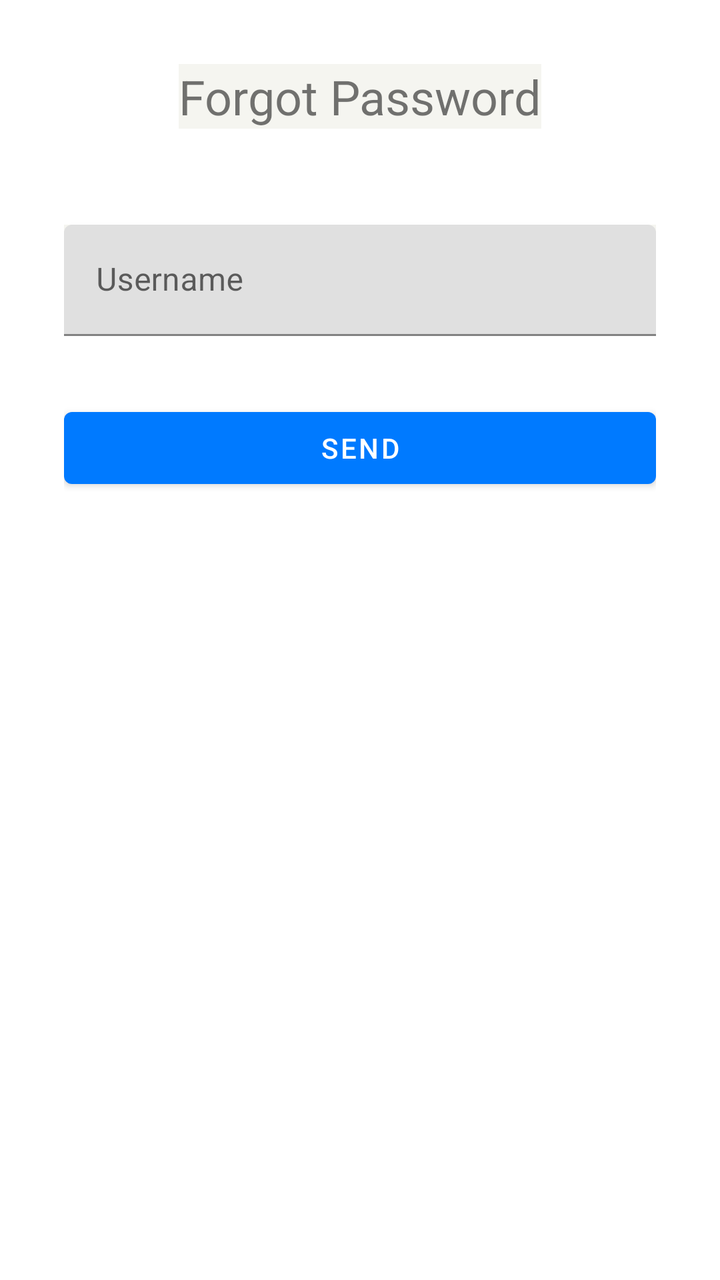
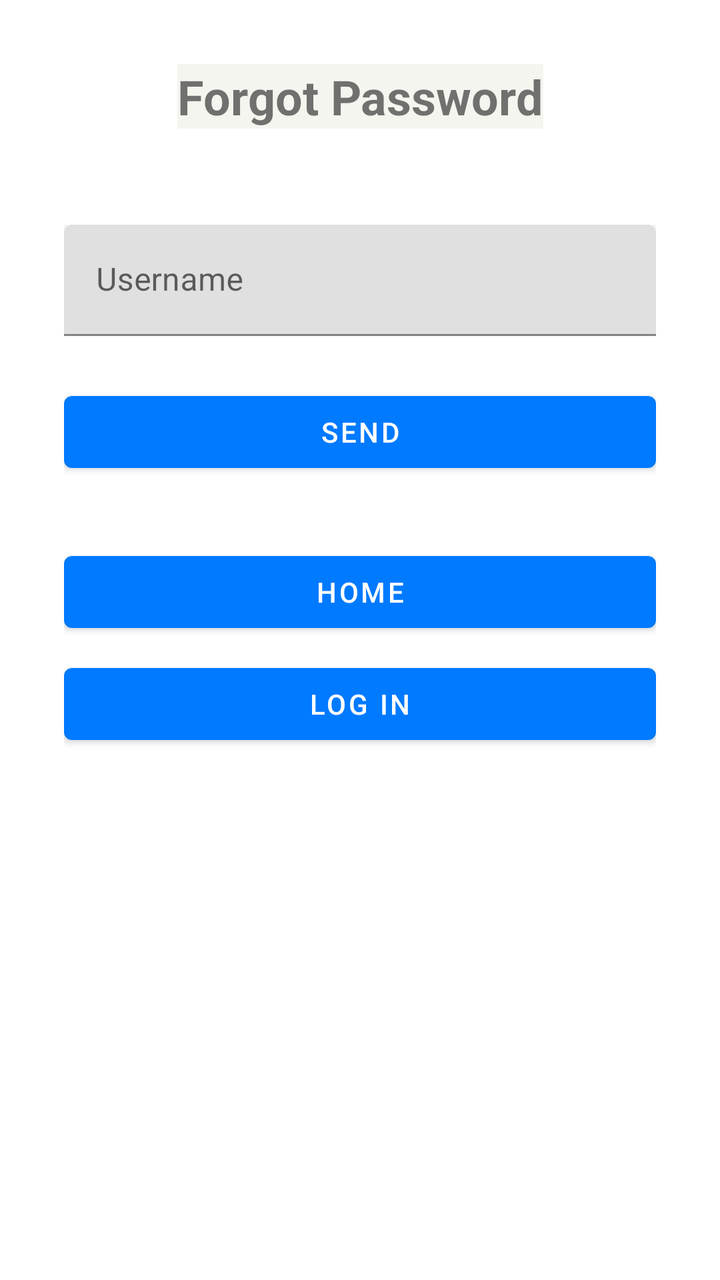

The first picture is an Android layout as it rendered before a commit; the second is the same layout after the commit. The layout source and the unified diff follow.
<!-- AndroidManifest.xml: application theme Theme.HarmonieBudgetAppKt -->
<!-- res/layout/activity_forgot_password.xml -->
<?xml version="1.0" encoding="utf-8"?>
<androidx.constraintlayout.widget.ConstraintLayout
    xmlns:android="http://schemas.android.com/apk/res/android"
    xmlns:app="http://schemas.android.com/apk/res-auto"
    android:layout_width="match_parent"
    android:layout_height="match_parent"
    android:padding="32dp"
    android:background="@color/white">

    <TextView
        android:id="@+id/tv_forgot_title"
        android:layout_width="wrap_content"
        android:layout_height="wrap_content"
        android:text="@string/forgot_password_title"
        android:textSize="24sp"
        app:layout_constraintTop_toTopOf="parent"
        app:layout_constraintStart_toStartOf="parent"
        app:layout_constraintEnd_toEndOf="parent" />

    <com.google.android.material.textfield.TextInputLayout
        android:id="@+id/til_username"
        android:layout_width="0dp"
        android:layout_height="wrap_content"
        android:layout_marginTop="48dp"
        app:layout_constraintTop_toBottomOf="@id/tv_forgot_title"
        app:layout_constraintStart_toStartOf="parent"
        app:layout_constraintEnd_toEndOf="parent">

        <com.google.android.material.textfield.TextInputEditText
            android:id="@+id/et_username"
            android:layout_width="match_parent"
            android:layout_height="wrap_content"
            android:hint="@string/username_hint"
            android:inputType="text" />
    </com.google.android.material.textfield.TextInputLayout>

    <Button
        android:id="@+id/btn_send"
        android:layout_width="0dp"
        android:layout_height="wrap_content"
        android:text="@string/send_button"
        android:layout_marginTop="32dp"
        app:layout_constraintTop_toBottomOf="@id/til_username"
        app:layout_constraintStart_toStartOf="parent"
        app:layout_constraintEnd_toEndOf="parent" />

</androidx.constraintlayout.widget.ConstraintLayout>
<!-- resources referenced by this layout -->
<resources>
  <color name="white">#FFFFFFFF</color>
  <string name="forgot_password_title">Forgot Password</string>
  <string name="send_button">Send</string>
  <string name="username_hint">Username</string>
  <style name="Theme.HarmonieBudgetAppKt" parent="Theme.MaterialComponents.DayNight.NoActionBar">
          <item name="colorPrimary">#007AFF</item>
          <item name="colorPrimaryVariant">#007AFF</item>
          <item name="colorOnPrimary">#FFFFFF</item>
          <item name="colorSecondary">#34C759</item>
          <item name="colorOnSecondary">#FFFFFF</item>
          <item name="android:statusBarColor">#F5F5F0</item>
          <item name="android:windowLightStatusBar">true</item>
          <item name="android:background">#F5F5F0</item>
      </style>
</resources>

<!-- the commit's change to res/layout/activity_forgot_password.xml (unified diff, before → after) -->
@@ -7,16 +7,19 @@
     android:padding="32dp"
     android:background="@color/white">
 
+    
     <TextView
         android:id="@+id/tv_forgot_title"
         android:layout_width="wrap_content"
         android:layout_height="wrap_content"
         android:text="@string/forgot_password_title"
         android:textSize="24sp"
+        android:textStyle="bold"
         app:layout_constraintTop_toTopOf="parent"
         app:layout_constraintStart_toStartOf="parent"
         app:layout_constraintEnd_toEndOf="parent" />
 
+    
     <com.google.android.material.textfield.TextInputLayout
         android:id="@+id/til_username"
         android:layout_width="0dp"
@@ -30,18 +33,86 @@
             android:id="@+id/et_username"
             android:layout_width="match_parent"
             android:layout_height="wrap_content"
-            android:hint="@string/username_hint"
-            android:inputType="text" />
+            android:hint="@string/username_hint" />
     </com.google.android.material.textfield.TextInputLayout>
 
+    
     <Button
         android:id="@+id/btn_send"
         android:layout_width="0dp"
         android:layout_height="wrap_content"
         android:text="@string/send_button"
-        android:layout_marginTop="32dp"
+        android:layout_marginTop="24dp"
         app:layout_constraintTop_toBottomOf="@id/til_username"
         app:layout_constraintStart_toStartOf="parent"
         app:layout_constraintEnd_toEndOf="parent" />
 
+    
+    <LinearLayout
+        android:id="@+id/layout_new_password"
+        android:layout_width="0dp"
+        android:layout_height="wrap_content"
+        android:orientation="vertical"
+        android:visibility="gone"
+        android:layout_marginTop="32dp"
+        app:layout_constraintTop_toBottomOf="@id/btn_send"
+        app:layout_constraintStart_toStartOf="parent"
+        app:layout_constraintEnd_toEndOf="parent">
+
+        <com.google.android.material.textfield.TextInputLayout
+            android:id="@+id/til_new_password"
+            android:layout_width="match_parent"
+            android:layout_height="wrap_content">
+
+            <com.google.android.material.textfield.TextInputEditText
+                android:id="@+id/et_new_password"
+                android:layout_width="match_parent"
+                android:layout_height="wrap_content"
+                android:hint="@string/password_hint"
+                android:inputType="textPassword" />
+        </com.google.android.material.textfield.TextInputLayout>
+
+        <com.google.android.material.textfield.TextInputLayout
+            android:id="@+id/til_confirm_new_password"
+            android:layout_width="match_parent"
+            android:layout_height="wrap_content"
+            android:layout_marginTop="16dp">
+
+            <com.google.android.material.textfield.TextInputEditText
+                android:id="@+id/et_confirm_new_password"
+                android:layout_width="match_parent"
+                android:layout_height="wrap_content"
+                android:hint="@string/confirm_password_hint"
+                android:inputType="textPassword" />
+        </com.google.android.material.textfield.TextInputLayout>
+
+        <Button
+            android:id="@+id/btn_change_password"
+            android:layout_width="match_parent"
+            android:layout_height="wrap_content"
+            android:text="Change Password"
+            android:layout_marginTop="24dp" />
+    </LinearLayout>
+
+    
+    <Button
+        android:id="@+id/btn_home"
+        android:layout_width="0dp"
+        android:layout_height="wrap_content"
+        android:text="@string/home_button"
+        android:layout_marginTop="32dp"
+        app:layout_constraintTop_toBottomOf="@id/layout_new_password"
+        app:layout_constraintStart_toStartOf="parent"
+        app:layout_constraintEnd_toEndOf="parent" />
+
+    <Button
+        android:id="@+id/btn_log_in"
+        android:layout_width="0dp"
+        android:layout_height="wrap_content"
+        android:text="@string/log_in_from_forgot"
+        android:layout_marginTop="8dp"
+        app:layout_constraintTop_toBottomOf="@id/btn_home"
+        app:layout_constraintStart_toStartOf="parent"
+        app:layout_constraintEnd_toEndOf="parent" />
+
 </androidx.constraintlayout.widget.ConstraintLayout>
<!-- resource entries referenced after the edit -->
@@ -1,7 +1,11 @@
 <!-- resources referenced by this layout -->
 <resources>
   <color name="white">#FFFFFFFF</color>
+  <string name="confirm_password_hint">Confirm Password</string>
   <string name="forgot_password_title">Forgot Password</string>
+  <string name="home_button">Home</string>
+  <string name="log_in_from_forgot">Log In</string>
+  <string name="password_hint">Password</string>
   <string name="send_button">Send</string>
   <string name="username_hint">Username</string>
   <style name="Theme.HarmonieBudgetAppKt" parent="Theme.MaterialComponents.DayNight.NoActionBar">
